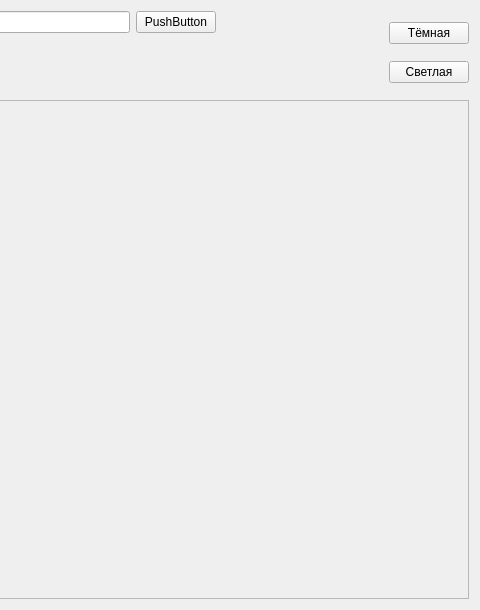
First picture: the form in data/gui_data/ui/main_menu_new.ui, repository U-1055/Notizen, before the edit; both pictures show x 543 to 1023 and y 0 to 610 of the 1023 by 610 pixel window.
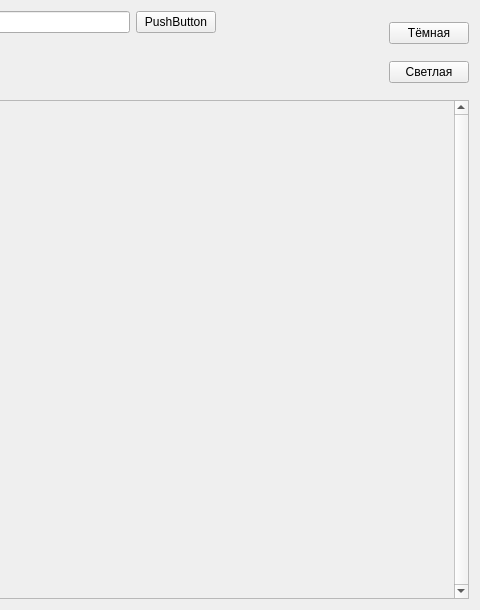
Second picture: the form after the edit.

The edit to the form file:
```diff
--- a/data/gui_data/ui/main_menu_new.ui
+++ b/data/gui_data/ui/main_menu_new.ui
@@ -95,6 +95,12 @@
    </item>
    <item>
     <widget class="QScrollArea" name="scrollArea">
+     <property name="verticalScrollBarPolicy">
+      <enum>Qt::ScrollBarAlwaysOn</enum>
+     </property>
+     <property name="horizontalScrollBarPolicy">
+      <enum>Qt::ScrollBarAlwaysOff</enum>
+     </property>
      <property name="widgetResizable">
       <bool>true</bool>
      </property>
```
